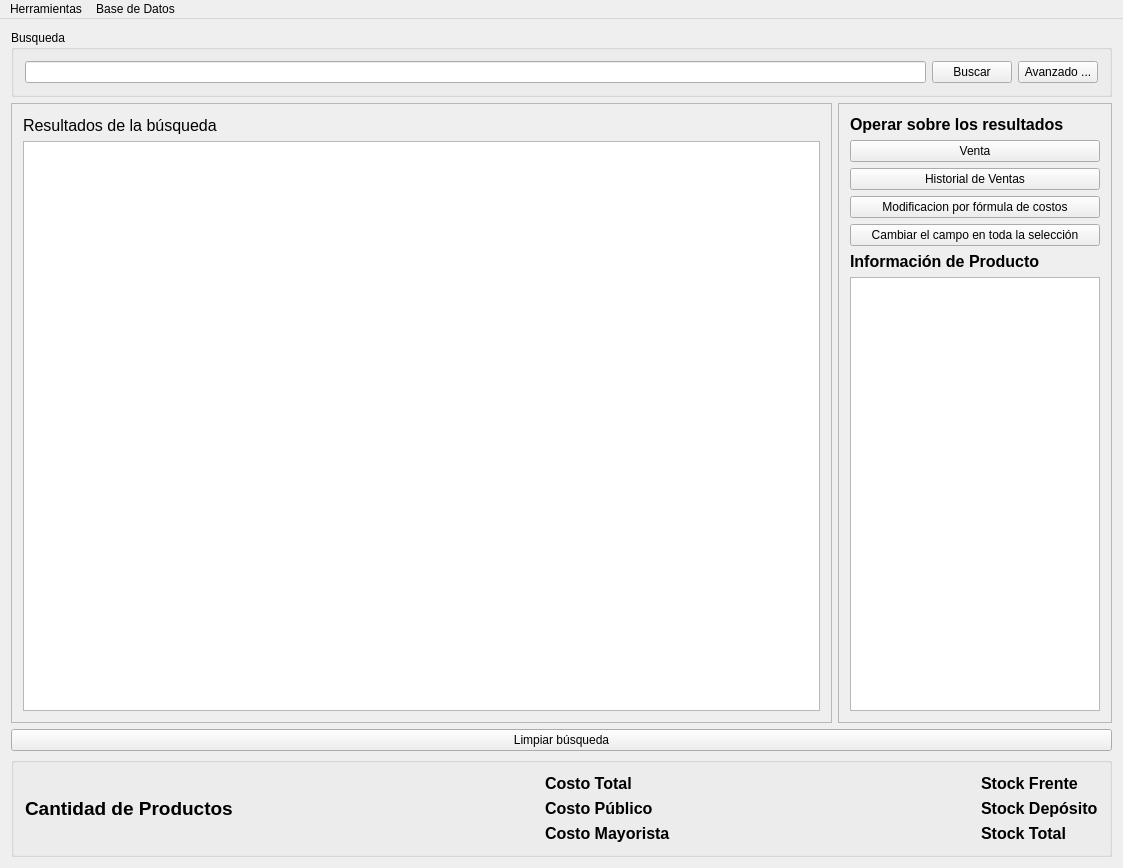
First picture: the form in GBBStock/src/gbbmain.ui, repository aarelovich/gbb, before the edit.
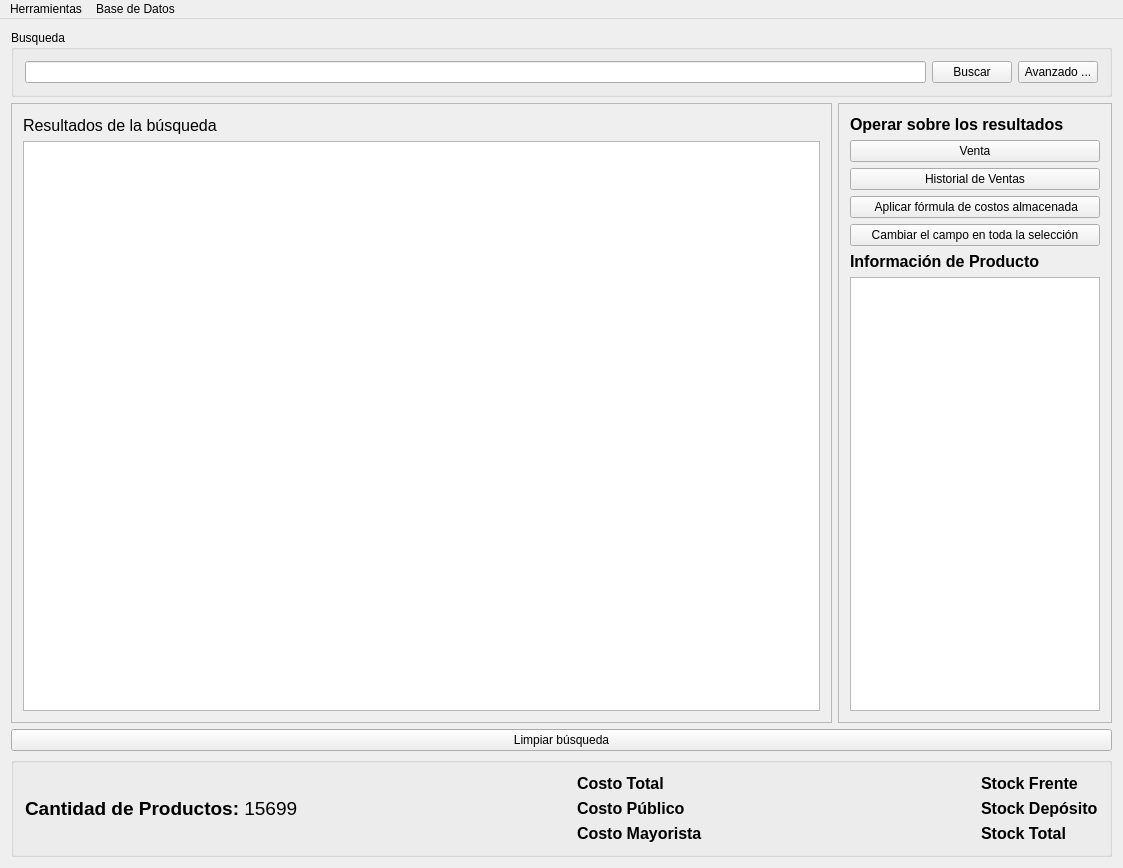
Second picture: the form after the edit.

The edit to the form file:
```diff
--- a/GBBStock/src/gbbmain.ui
+++ b/GBBStock/src/gbbmain.ui
@@ -146,7 +146,7 @@
          <item>
           <widget class="QPushButton" name="pbModFormulaCostos">
            <property name="text">
-            <string>Modificacion por fórmula de costos</string>
+            <string> Aplicar fórmula de costos almacenada</string>
            </property>
           </widget>
          </item>
@@ -215,7 +215,7 @@
           </font>
          </property>
          <property name="text">
-          <string>Cantidad de Productos</string>
+          <string>&lt;html&gt;&lt;head/&gt;&lt;body&gt;&lt;p&gt;Cantidad de Productos: &lt;span style=&quot; font-weight:400;&quot;&gt;15699&lt;/span&gt;&lt;/p&gt;&lt;/body&gt;&lt;/html&gt;</string>
          </property>
         </widget>
        </item>
```
Left out of the diff: 7 changed lines with no effect on the pictures.
